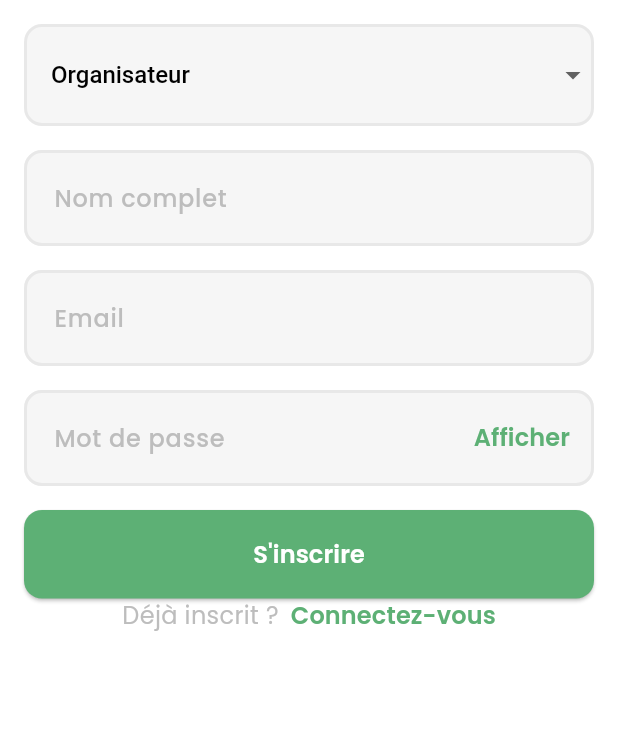
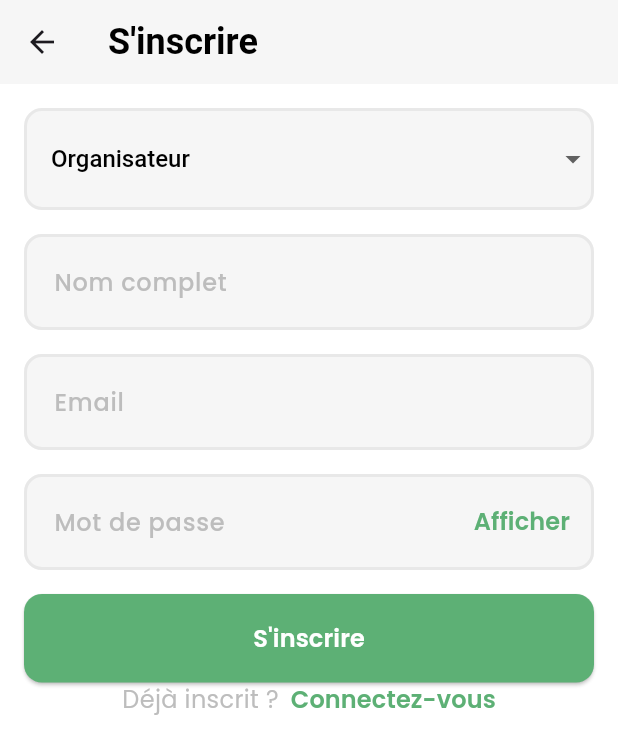
Before and after one commit to kermanager/mobile, a Flutter app: the screen it shows after launch, after a tap on "Inscrivez-vous", on a phone screen of 412 x 824 dp. Shown: the top 754 px of the screen. Run offline on Flutter 3.47's test engine with Material 3 defaults, Android fonts, the light colour scheme and no system bars; our stand-ins replace go_router, shared_preferences; missing offline and left inert: stripe_checkout; network calls fail.

Commit message:
fix: fix screen min height

```diff
--- a/lib/app.dart
+++ b/lib/app.dart
@@ -1,5 +1,7 @@
 import 'package:flutter/material.dart';
+import 'package:flutter/widgets.dart';
 import 'package:kermanager/theme/theme_color.dart';
+import 'package:kermanager/theme/theme_size.dart';
 import 'package:provider/provider.dart';
 
 import 'package:kermanager/api/api_response.dart';
@@ -51,6 +53,23 @@ class _AppState extends State<App> {
       theme: ThemeData(
         fontFamily: ThemeFontFamily.poppins,
         scaffoldBackgroundColor: ThemeColor.white,
+        appBarTheme: const AppBarTheme(
+          elevation: 0,
+          color: ThemeColor.gray100,
+          toolbarHeight: ThemeSize.s56,
+          titleTextStyle: TextStyle(
+            fontSize: ThemeFontSize.s24,
+            fontWeight: ThemeFontWeight.semiBold,
+            color: ThemeColor.black,
+          ),
+        ),
+        bottomNavigationBarTheme: const BottomNavigationBarThemeData(
+          type: BottomNavigationBarType.fixed,
+          elevation: 0,
+          selectedItemColor: ThemeColor.primary,
+          unselectedItemColor: ThemeColor.gray300,
+          backgroundColor: ThemeColor.gray100,
+        ),
       ),
     );
   }
--- a/lib/router/child/bottom_navigation.dart
+++ b/lib/router/child/bottom_navigation.dart
@@ -1,5 +1,6 @@
 import 'package:flutter/material.dart';
 import 'package:go_router/go_router.dart';
+import 'package:kermanager/theme/theme_size.dart';
 
 class ChildBottomNavigation extends StatefulWidget {
   final StatefulNavigationShell navigationShell;
@@ -37,7 +38,9 @@ class _ChildBottomNavigationState extends State<ChildBottomNavigation> {
           return Container();
         },
       ),
-      bottomNavigationBar: BottomNavigationBar(
+      bottomNavigationBar: SizedBox(
+        height: ThemeSize.s64,
+        child: BottomNavigationBar(
           type: BottomNavigationBarType.fixed,
           currentIndex: widget.navigationShell.currentIndex,
           onTap: _goBranch,
@@ -56,6 +59,7 @@ class _ChildBottomNavigationState extends State<ChildBottomNavigation> {
             ),
           ],
         ),
+      ),
     );
   }
 }
--- a/lib/router/manager/bottom_navigation.dart
+++ b/lib/router/manager/bottom_navigation.dart
@@ -1,5 +1,6 @@
 import 'package:flutter/material.dart';
 import 'package:go_router/go_router.dart';
+import 'package:kermanager/theme/theme_size.dart';
 
 class ManagerBottomNavigation extends StatefulWidget {
   final StatefulNavigationShell navigationShell;
@@ -38,7 +39,9 @@ class _ManagerBottomNavigationState extends State<ManagerBottomNavigation> {
           return Container();
         },
       ),
-      bottomNavigationBar: BottomNavigationBar(
+      bottomNavigationBar: SizedBox(
+        height: ThemeSize.s64,
+        child: BottomNavigationBar(
           type: BottomNavigationBarType.fixed,
           currentIndex: widget.navigationShell.currentIndex,
           onTap: _goBranch,
@@ -57,6 +60,7 @@ class _ManagerBottomNavigationState extends State<ManagerBottomNavigation> {
             ),
           ],
         ),
+      ),
     );
   }
 }
--- a/lib/router/parent/bottom_navigation.dart
+++ b/lib/router/parent/bottom_navigation.dart
@@ -1,5 +1,6 @@
 import 'package:flutter/material.dart';
 import 'package:go_router/go_router.dart';
+import 'package:kermanager/theme/theme_size.dart';
 
 class ParentBottomNavigation extends StatefulWidget {
   final StatefulNavigationShell navigationShell;
@@ -37,7 +38,9 @@ class _ParentBottomNavigationState extends State<ParentBottomNavigation> {
           return Container();
         },
       ),
-      bottomNavigationBar: BottomNavigationBar(
+      bottomNavigationBar: SizedBox(
+        height: ThemeSize.s64,
+        child: BottomNavigationBar(
           type: BottomNavigationBarType.fixed,
           currentIndex: widget.navigationShell.currentIndex,
           onTap: _goBranch,
@@ -60,6 +63,7 @@ class _ParentBottomNavigationState extends State<ParentBottomNavigation> {
             ),
           ],
         ),
+      ),
     );
   }
 }
--- a/lib/router/stand_holder/bottom_navigation.dart
+++ b/lib/router/stand_holder/bottom_navigation.dart
@@ -39,7 +39,8 @@ class _StandHolderBottomNavigationState
           return Container();
         },
       ),
-      bottomNavigationBar: BottomNavigationBar(
+      bottomNavigationBar: SizedBox(
+        child: BottomNavigationBar(
           type: BottomNavigationBarType.fixed,
           currentIndex: widget.navigationShell.currentIndex,
           onTap: _goBranch,
@@ -58,6 +59,7 @@ class _StandHolderBottomNavigationState
             ),
           ],
         ),
+      ),
     );
   }
 }
--- a/lib/screens/auth/sign_in_screen.dart
+++ b/lib/screens/auth/sign_in_screen.dart
@@ -83,6 +83,10 @@ class _SignInScreenState extends State<SignInScreen> {
   @override
   Widget build(BuildContext context) {
     return Screen(
+      appBar: AppBar(
+        title: const Text('Se connecter'),
+      ),
+      withoutBottomBar: true,
       children: [
         FormColumn(
           formKey: _formKey,
--- a/lib/screens/auth/sign_up_screen.dart
+++ b/lib/screens/auth/sign_up_screen.dart
@@ -59,6 +59,10 @@ class _SignUpScreenState extends State<SignUpScreen> {
   @override
   Widget build(BuildContext context) {
     return Screen(
+      appBar: AppBar(
+        title: const Text("S'inscrire"),
+      ),
+      withoutBottomBar: true,
       children: [
         FormColumn(
           formKey: _formKey,
--- a/lib/screens/manager/kermesse_details_screen.dart
+++ b/lib/screens/manager/kermesse_details_screen.dart
@@ -59,6 +59,9 @@ class _KermesseDetailsScreenState extends State<KermesseDetailsScreen> {
   @override
   Widget build(BuildContext context) {
     return Screen(
+      appBar: AppBar(
+        title: const Text("Kermesse Details"),
+      ),
       children: [
         DetailsFutureBuilder<KermesseDetailsResponse>(
           future: _get,
--- a/lib/theme/theme_size.dart
+++ b/lib/theme/theme_size.dart
@@ -15,4 +15,5 @@ class ThemeSize {
   static const double s44 = 44.0;
   static const double s48 = 48.0;
   static const double s56 = 56.0;
+  static const double s64 = 64.0;
 }
--- a/lib/widgets/screen.dart
+++ b/lib/widgets/screen.dart
@@ -4,11 +4,13 @@ import 'package:kermanager/theme/theme_size.dart';
 class Screen extends StatefulWidget {
   final PreferredSizeWidget? appBar;
   final List<Widget> children;
+  final bool? withoutBottomBar;
 
   const Screen({
     super.key,
     this.appBar,
     required this.children,
+    this.withoutBottomBar,
   });
 
   @override
@@ -18,6 +20,18 @@ class Screen extends StatefulWidget {
 class _ScreenState extends State<Screen> {
   @override
   Widget build(BuildContext context) {
+    double screenHeight = MediaQuery.of(context).size.height;
+    double safeAreaHeight = MediaQuery.paddingOf(context).top;
+    double appBarHeight = widget.appBar?.preferredSize.height ?? 0;
+    double bottomBarHeight =
+        (widget.withoutBottomBar ?? false) ? 0 : ThemeSize.s64;
+    double paddingsHeight = ThemeSize.s16 * 2;
+    double safeHeight = screenHeight -
+        appBarHeight -
+        bottomBarHeight -
+        paddingsHeight -
+        safeAreaHeight;
+
     return Scaffold(
       appBar: widget.appBar,
       body: SafeArea(
@@ -27,8 +41,11 @@ class _ScreenState extends State<Screen> {
               horizontal: ThemeSize.s16,
               vertical: ThemeSize.s16,
             ),
-            child: SizedBox(
+            child: Container(
               width: double.infinity,
+              constraints: BoxConstraints(
+                minHeight: safeHeight,
+              ),
               child: Column(
                 crossAxisAlignment: CrossAxisAlignment.start,
                 children: widget.children,
```
Lines whose indentation alone changed are shown as unchanged.
